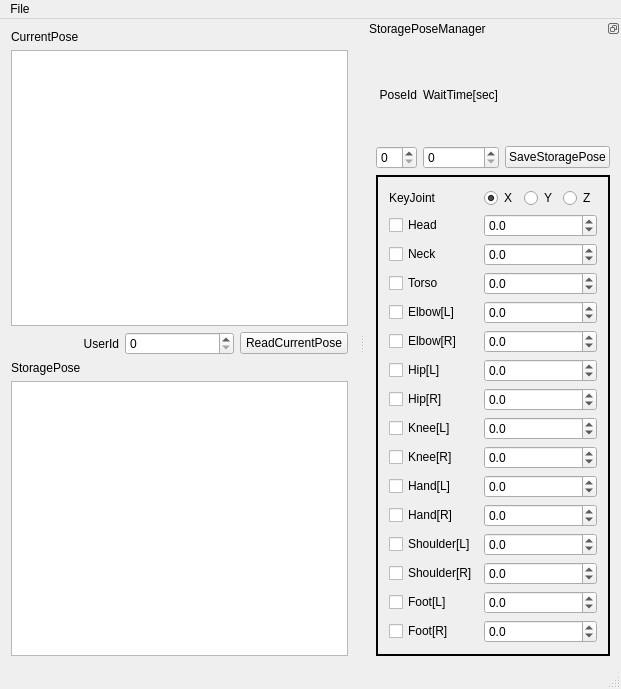
Above: src/RDP/MotionCapture/MotionCapture.ui from DaikiMaekawa/RoboticsProject before the change. Below: the same form after it.
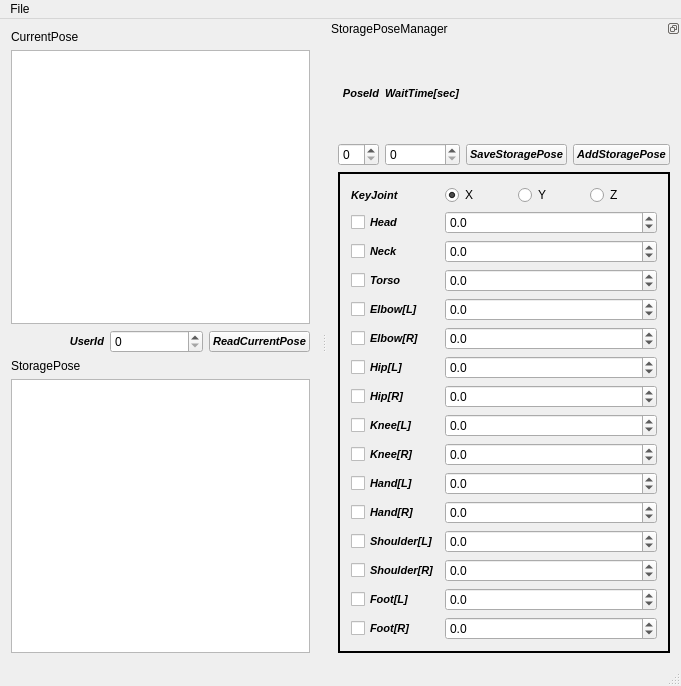
That is the form after the change.

The edit to the form file:
```diff
--- a/src/RDP/MotionCapture/MotionCapture.ui
+++ b/src/RDP/MotionCapture/MotionCapture.ui
@@ -6,8 +6,8 @@
    <rect>
     <x>0</x>
     <y>0</y>
-    <width>621</width>
-    <height>689</height>
+    <width>681</width>
+    <height>686</height>
    </rect>
   </property>
   <property name="windowTitle">
@@ -39,6 +39,14 @@
      <layout class="QHBoxLayout" name="horizontalLayout_2">
       <item>
        <widget class="QLabel" name="label_2">
+        <property name="font">
+         <font>
+          <pointsize>8</pointsize>
+          <weight>75</weight>
+          <italic>true</italic>
+          <bold>true</bold>
+         </font>
+        </property>
         <property name="text">
          <string>UserId</string>
         </property>
@@ -52,6 +60,14 @@
       </item>
       <item>
        <widget class="QPushButton" name="pushReadPose">
+        <property name="font">
+         <font>
+          <pointsize>8</pointsize>
+          <weight>75</weight>
+          <italic>true</italic>
+          <bold>true</bold>
+         </font>
+        </property>
         <property name="text">
          <string>ReadCurrentPose</string>
         </property>
@@ -66,16 +82,16 @@
     <rect>
      <x>0</x>
      <y>0</y>
-     <width>621</width>
-     <height>25</height>
+     <width>681</width>
+     <height>21</height>
     </rect>
    </property>
    <widget class="QMenu" name="menuFile">
     <property name="title">
      <string>File</string>
     </property>
-    <addaction name="actionSave"/>
-    <addaction name="actionLoad"/>
+    <addaction name="actionSave_2"/>
+    <addaction name="actionLoad_2"/>
    </widget>
    <addaction name="menuFile"/>
   </widget>
@@ -118,6 +134,14 @@
        </item>
        <item row="1" column="1">
         <widget class="QLabel" name="label">
+         <property name="font">
+          <font>
+           <pointsize>8</pointsize>
+           <weight>75</weight>
+           <italic>true</italic>
+           <bold>true</bold>
+          </font>
+         </property>
          <property name="text">
           <string>PoseId</string>
          </property>
@@ -126,15 +150,16 @@
          </property>
         </widget>
        </item>
-       <item row="2" column="3">
-        <widget class="QPushButton" name="pushSavePose">
-         <property name="text">
-          <string>SaveStoragePose</string>
-         </property>
-        </widget>
-       </item>
        <item row="1" column="2">
         <widget class="QLabel" name="label_3">
+         <property name="font">
+          <font>
+           <pointsize>8</pointsize>
+           <weight>75</weight>
+           <italic>true</italic>
+           <bold>true</bold>
+          </font>
+         </property>
          <property name="text">
           <string>WaitTime[sec]</string>
          </property>
@@ -143,6 +168,48 @@
        <item row="2" column="2">
         <widget class="QSpinBox" name="spinTime"/>
        </item>
+       <item row="2" column="4">
+        <widget class="QPushButton" name="pushAddPose">
+         <property name="sizePolicy">
+          <sizepolicy hsizetype="Maximum" vsizetype="Fixed">
+           <horstretch>0</horstretch>
+           <verstretch>0</verstretch>
+          </sizepolicy>
+         </property>
+         <property name="font">
+          <font>
+           <pointsize>8</pointsize>
+           <weight>75</weight>
+           <italic>true</italic>
+           <bold>true</bold>
+          </font>
+         </property>
+         <property name="text">
+          <string>AddStoragePose</string>
+         </property>
+        </widget>
+       </item>
+       <item row="2" column="3">
+        <widget class="QPushButton" name="pushSavePose">
+         <property name="sizePolicy">
+          <sizepolicy hsizetype="Maximum" vsizetype="Fixed">
+           <horstretch>0</horstretch>
+           <verstretch>0</verstretch>
+          </sizepolicy>
+         </property>
+         <property name="font">
+          <font>
+           <pointsize>8</pointsize>
+           <weight>75</weight>
+           <italic>true</italic>
+           <bold>true</bold>
+          </font>
+         </property>
+         <property name="text">
+          <string>SaveStoragePose</string>
+         </property>
+        </widget>
+       </item>
       </layout>
      </item>
      <item row="5" column="1">
@@ -253,6 +320,14 @@
         </item>
         <item row="12" column="0">
          <widget class="QCheckBox" name="checkHandR">
+          <property name="font">
+           <font>
+            <pointsize>8</pointsize>
+            <weight>75</weight>
+            <italic>true</italic>
+            <bold>true</bold>
+           </font>
+          </property>
           <property name="text">
            <string>Hand[R]</string>
           </property>
@@ -364,6 +439,14 @@
         </item>
         <item row="11" column="0">
          <widget class="QCheckBox" name="checkHandL">
+          <property name="font">
+           <font>
+            <pointsize>8</pointsize>
+            <weight>75</weight>
+            <italic>true</italic>
+            <bold>true</bold>
+           </font>
+          </property>
           <property name="text">
            <string>Hand[L]</string>
           </property>
@@ -371,6 +454,14 @@
         </item>
         <item row="2" column="0">
          <widget class="QCheckBox" name="checkHead">
+          <property name="font">
+           <font>
+            <pointsize>8</pointsize>
+            <weight>75</weight>
+            <italic>true</italic>
+            <bold>true</bold>
+           </font>
+          </property>
           <property name="text">
            <string>Head</string>
           </property>
@@ -378,6 +469,14 @@
         </item>
         <item row="13" column="0">
          <widget class="QCheckBox" name="checkShoulderL">
+          <property name="font">
+           <font>
+            <pointsize>8</pointsize>
+            <weight>75</weight>
+            <italic>true</italic>
+            <bold>true</bold>
+           </font>
+          </property>
           <property name="text">
            <string>Shoulder[L]</string>
           </property>
@@ -385,6 +484,14 @@
         </item>
         <item row="7" column="0">
          <widget class="QCheckBox" name="checkHipL">
+          <property name="font">
+           <font>
+            <pointsize>8</pointsize>
+            <weight>75</weight>
+            <italic>true</italic>
+            <bold>true</bold>
+           </font>
+          </property>
           <property name="text">
            <string>Hip[L]</string>
           </property>
@@ -392,6 +499,14 @@
         </item>
         <item row="6" column="0">
          <widget class="QCheckBox" name="checkElbowR">
+          <property name="font">
+           <font>
+            <pointsize>8</pointsize>
+            <weight>75</weight>
+            <italic>true</italic>
+            <bold>true</bold>
+           </font>
+          </property>
           <property name="text">
            <string>Elbow[R]</string>
           </property>
@@ -399,6 +514,14 @@
         </item>
         <item row="10" column="0">
          <widget class="QCheckBox" name="checkKneeR">
+          <property name="font">
+           <font>
+            <pointsize>8</pointsize>
+            <weight>75</weight>
+            <italic>true</italic>
+            <bold>true</bold>
+           </font>
+          </property>
           <property name="text">
            <string>Knee[R]</string>
           </property>
@@ -406,6 +529,14 @@
         </item>
         <item row="4" column="0">
          <widget class="QCheckBox" name="checkTorso">
+          <property name="font">
+           <font>
+            <pointsize>8</pointsize>
+            <weight>75</weight>
+            <italic>true</italic>
+            <bold>true</bold>
+           </font>
+          </property>
           <property name="text">
            <string>Torso</string>
           </property>
@@ -413,6 +544,14 @@
         </item>
         <item row="8" column="0">
          <widget class="QCheckBox" name="checkHipR">
+          <property name="font">
+           <font>
+            <pointsize>8</pointsize>
+            <weight>75</weight>
+            <italic>true</italic>
+            <bold>true</bold>
+           </font>
+          </property>
           <property name="text">
            <string>Hip[R]</string>
           </property>
@@ -420,6 +559,14 @@
         </item>
         <item row="9" column="0">
          <widget class="QCheckBox" name="checkKneeL">
+          <property name="font">
+           <font>
+            <pointsize>8</pointsize>
+            <weight>75</weight>
+            <italic>true</italic>
+            <bold>true</bold>
+           </font>
+          </property>
           <property name="text">
            <string>Knee[L]</string>
           </property>
@@ -427,6 +574,14 @@
         </item>
         <item row="3" column="0">
          <widget class="QCheckBox" name="checkNeck">
+          <property name="font">
+           <font>
+            <pointsize>8</pointsize>
+            <weight>75</weight>
+            <italic>true</italic>
+            <bold>true</bold>
+           </font>
+          </property>
           <property name="text">
            <string>Neck</string>
           </property>
@@ -434,6 +589,14 @@
         </item>
         <item row="5" column="0">
          <widget class="QCheckBox" name="checkElbowL">
+          <property name="font">
+           <font>
+            <pointsize>8</pointsize>
+            <weight>75</weight>
+            <italic>true</italic>
+            <bold>true</bold>
+           </font>
+          </property>
           <property name="text">
            <string>Elbow[L]</string>
           </property>
@@ -441,6 +604,14 @@
         </item>
         <item row="14" column="0">
          <widget class="QCheckBox" name="checkShoulderR">
+          <property name="font">
+           <font>
+            <pointsize>8</pointsize>
+            <weight>75</weight>
+            <italic>true</italic>
+            <bold>true</bold>
+           </font>
+          </property>
           <property name="text">
            <string>Shoulder[R]</string>
           </property>
@@ -448,6 +619,14 @@
         </item>
         <item row="15" column="0">
          <widget class="QCheckBox" name="checkFootL">
+          <property name="font">
+           <font>
+            <pointsize>8</pointsize>
+            <weight>75</weight>
+            <italic>true</italic>
+            <bold>true</bold>
+           </font>
+          </property>
           <property name="text">
            <string>Foot[L]</string>
           </property>
@@ -455,6 +634,14 @@
         </item>
         <item row="16" column="0">
          <widget class="QCheckBox" name="checkFootR">
+          <property name="font">
+           <font>
+            <pointsize>8</pointsize>
+            <weight>75</weight>
+            <italic>true</italic>
+            <bold>true</bold>
+           </font>
+          </property>
           <property name="text">
            <string>Foot[R]</string>
           </property>
@@ -468,6 +655,14 @@
             <verstretch>0</verstretch>
            </sizepolicy>
           </property>
+          <property name="font">
+           <font>
+            <pointsize>8</pointsize>
+            <weight>75</weight>
+            <italic>true</italic>
+            <bold>true</bold>
+           </font>
+          </property>
           <property name="text">
            <string>KeyJoint</string>
           </property>
@@ -526,6 +721,16 @@
     <string>Load</string>
    </property>
   </action>
+  <action name="actionSave_2">
+   <property name="text">
+    <string>Save</string>
+   </property>
+  </action>
+  <action name="actionLoad_2">
+   <property name="text">
+    <string>Load</string>
+   </property>
+  </action>
  </widget>
  <layoutdefault spacing="6" margin="11"/>
  <tabstops>
```
